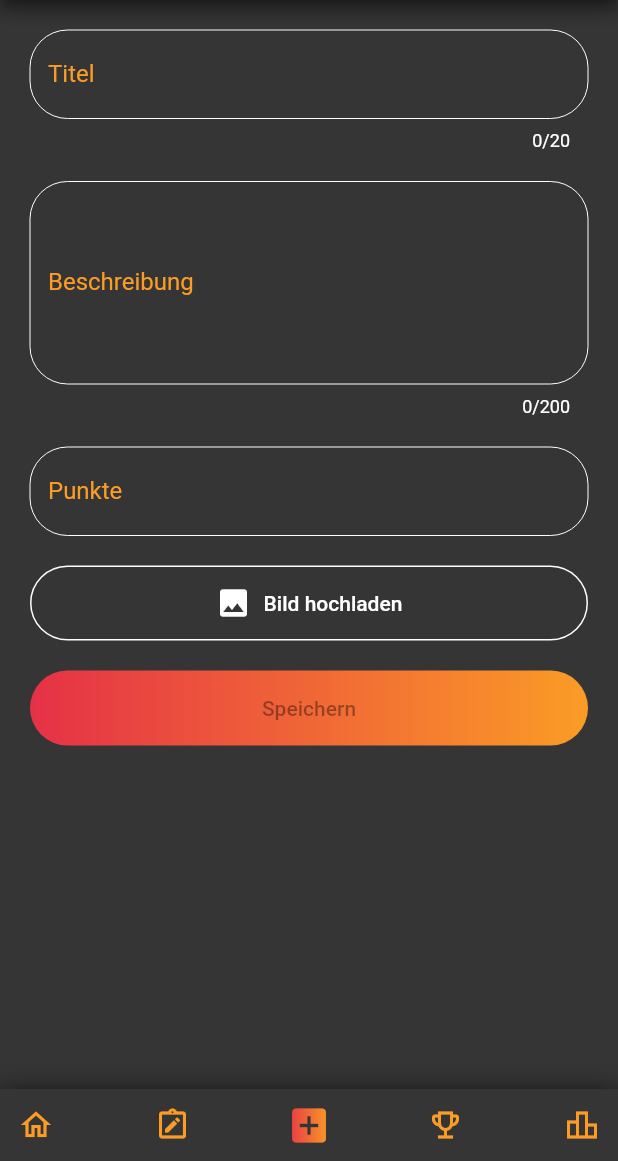
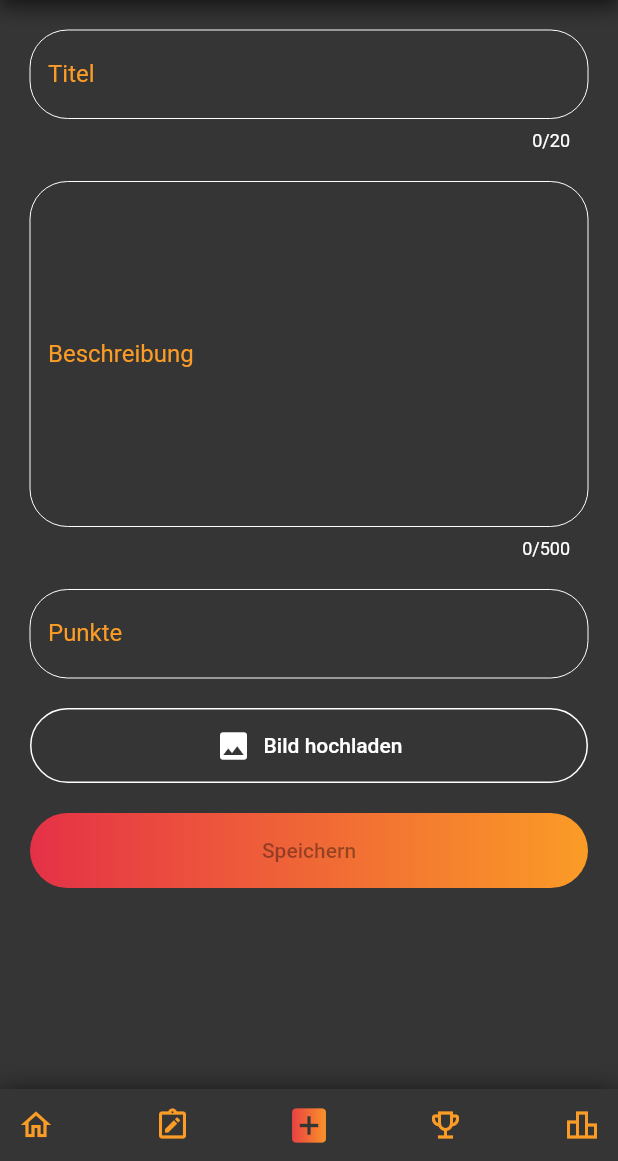
Before and after one commit to Enyaa/MasterProjekt, a Flutter app: the ChallengeCreate screen opened by its route, on a phone screen of 412 x 824 dp, the part 75-1236 px from its top. Run offline on Flutter 3.47's test engine with Material 2 defaults, Android fonts, the phone set to English and light mode, and no system bars; our stand-ins replace cloud_firestore, firebase_auth, firebase_core, firebase_storage, gradient_widgets, image_picker; accounts and stored records are empty.

Commit message:
~ changed maxlines and length - removed snackbar

```diff
--- a/lib/Screens/challenge-create.dart
+++ b/lib/Screens/challenge-create.dart
@@ -79,8 +79,6 @@ class _ChallengeCreateState extends State<ChallengeCreate> {
             setState(() {
               finished = true;
             });
-            ScaffoldMessenger.of(context)
-                .showSnackBar(SnackBar(content: Text('Upload finished!')));
           }
         });
         var downloadUrl = await (await task).ref.getDownloadURL();
@@ -159,8 +157,8 @@ class _ChallengeCreateState extends State<ChallengeCreate> {
                         margin: EdgeInsets.only(left: 20, right:20),
                         child: TextFormField(
                           controller: descriptionController,
-                          maxLines: 5,
-                          maxLength: 200,
+                          maxLines: 10,
+                          maxLength: 500,
                           decoration: InputDecoration(
                               enabledBorder: OutlineInputBorder(
                                 borderSide: BorderSide(
```
